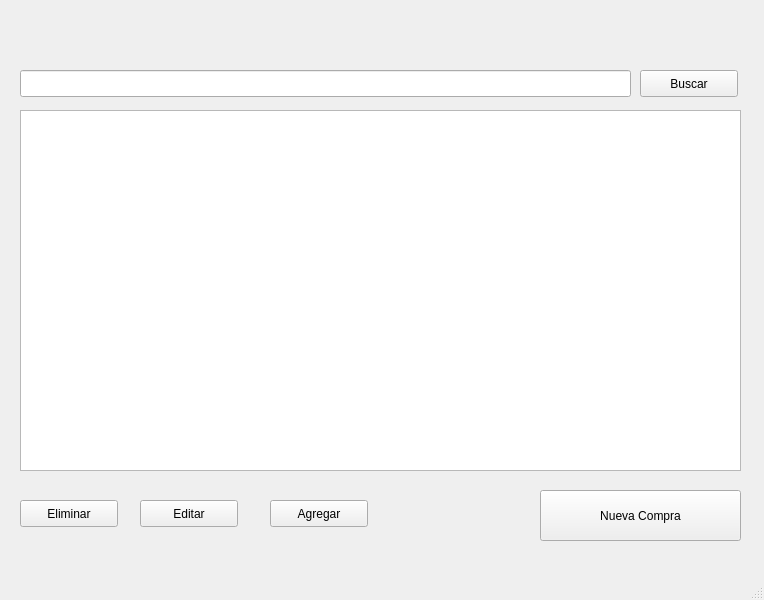
Qt form ui_compras.ui (yonathanalexis/tarea3_compras) before a commit.
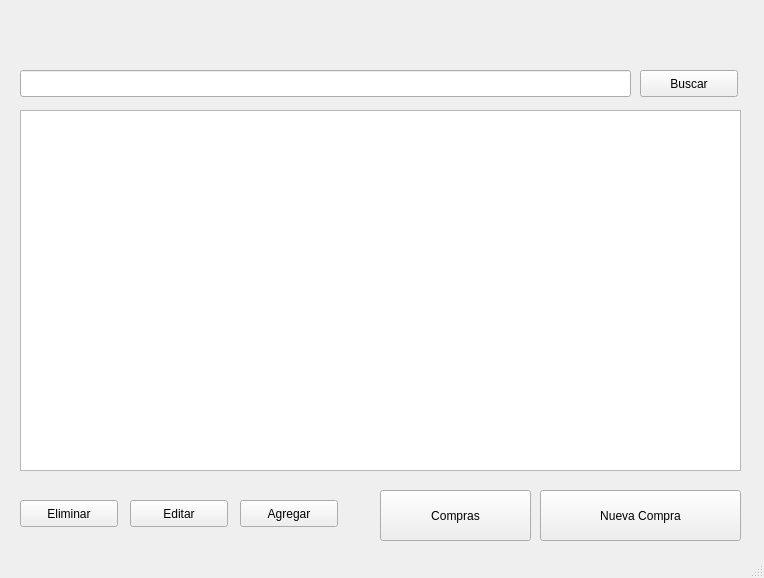
The same form after that commit.

Commit message: agrego la pantalla de edicion de compras

What changed in the file:
```diff
--- a/ui_compras.ui
+++ b/ui_compras.ui
@@ -7,7 +7,7 @@
     <x>0</x>
     <y>0</y>
     <width>764</width>
-    <height>600</height>
+    <height>578</height>
    </rect>
   </property>
   <property name="windowTitle">
@@ -63,7 +63,7 @@
    <widget class="QPushButton" name="editar_btn">
     <property name="geometry">
      <rect>
-      <x>140</x>
+      <x>130</x>
       <y>500</y>
       <width>98</width>
       <height>27</height>
@@ -76,7 +76,7 @@
    <widget class="QPushButton" name="agregar_btn">
     <property name="geometry">
      <rect>
-      <x>270</x>
+      <x>240</x>
       <y>500</y>
       <width>98</width>
       <height>27</height>
@@ -99,6 +99,19 @@
      <string>Nueva Compra</string>
     </property>
    </widget>
+   <widget class="QPushButton" name="estadisticas_btn">
+    <property name="geometry">
+     <rect>
+      <x>380</x>
+      <y>490</y>
+      <width>151</width>
+      <height>51</height>
+     </rect>
+    </property>
+    <property name="text">
+     <string>Compras</string>
+    </property>
+   </widget>
   </widget>
   <widget class="QStatusBar" name="statusbar"/>
  </widget>
```
The commit also changes 45 other files.
